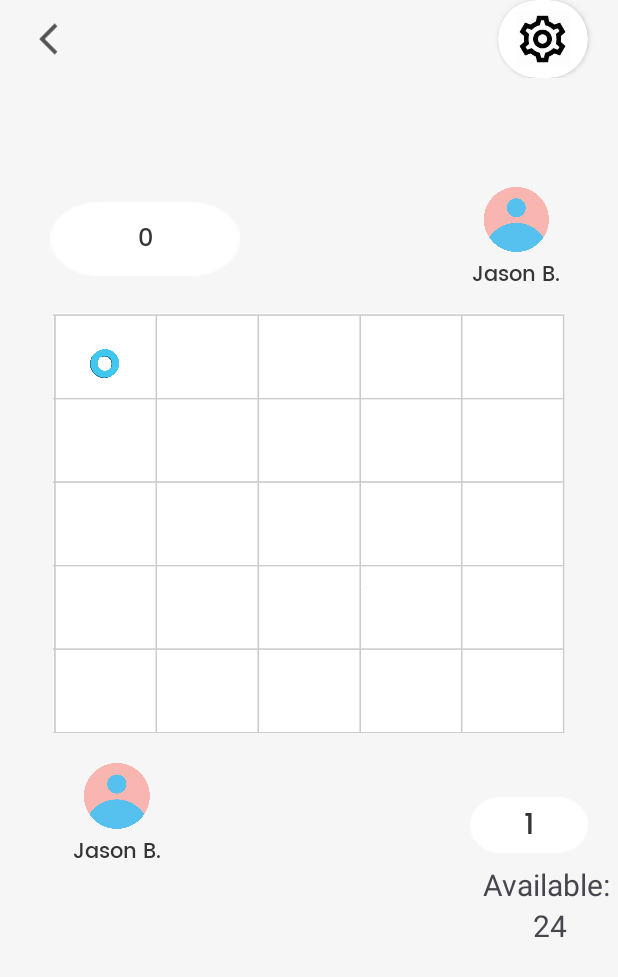
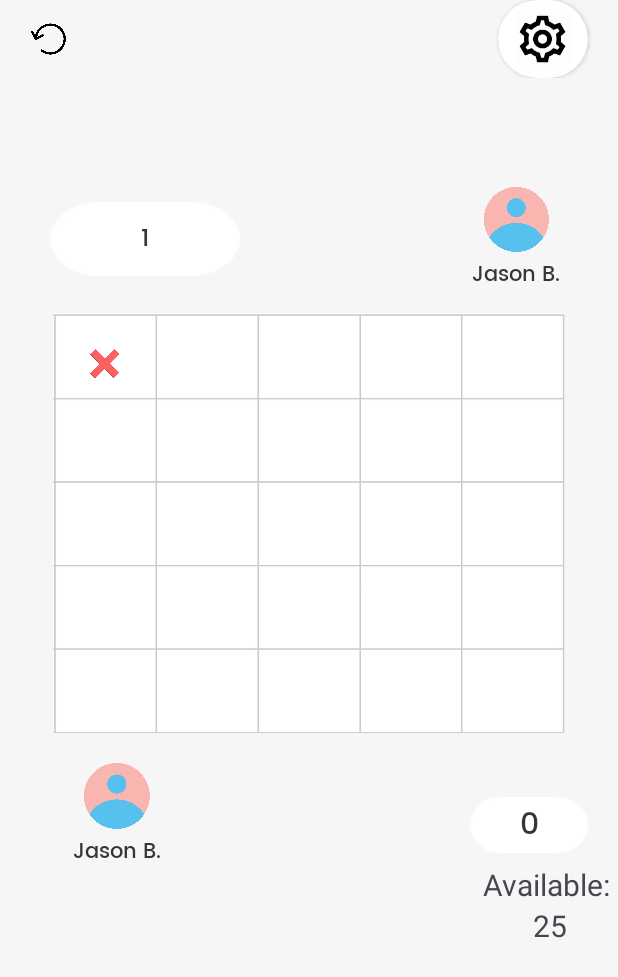
Before and after one commit to Terris711/MAD_Assignment1, an Android app: the BoardGameFragment screen opened directly, with no data from a screen before it, after a tap on an icon or button, on a phone screen of 412 x 824 dp. Shown: the top 977 px of the screen. Run offline under Robolectric (Android 15) with nearby library versions, the phone set to English and light mode, and no system bars; 1 statement that could not run was skipped; 1 other tap on this screen came first.

Commit message:
undo button functionality

```diff
--- a/app/src/main/java/com/example/tictactoe/GameStateViewModel.java
+++ b/app/src/main/java/com/example/tictactoe/GameStateViewModel.java
@@ -9,12 +9,14 @@
 public class GameStateViewModel extends ViewModel {
     final MutableLiveData<Turn[][]> liveBoard = new MediatorLiveData<>();
     final  MutableLiveData<Turn> liveTurn = new MediatorLiveData<>();
-    final MutableLiveData<Boolean> isGameEnded = new MediatorLiveData<>();
+    final MutableLiveData<Status> gameStatus = new MediatorLiveData<>();
     final MutableLiveData<Integer> availableMove = new MediatorLiveData<>();
+
+    final MutableLiveData<Stack<TurnHistory>> moveStack = new MediatorLiveData<>();
 
 
     public GameStateViewModel() {
-
+        moveStack.setValue(new Stack<>());
     }
 
     public TurnDetails play(int boxNumber) {
@@ -24,24 +26,76 @@
         int row = (boxNumber - 1) / colLen;
         int col = (boxNumber - 1) % colLen;
         board[row][col] = turn;
-        Status gameStatus = checkEnd(row,col) ? Status.Finished : Status.ONGOING;
+        Status gameStatus = checkEnd(row,col) ? Status.Finished : Status.ONGOING; // Status finished if game end else status ongoing
+        if (gameStatus == Status.ONGOING && availableMove.getValue() == 0) {
+            gameStatus = Status.DRAW;
+
+        }
         TurnDetails res = new TurnDetails(gameStatus, turn);
-        turn = turn == Turn.X ? Turn.O : Turn.X;
+        swapTurn();
+        liveBoard.setValue(board);
+        moveStack.getValue().add(new TurnHistory(row, col));
+        return res;
+    }
 
-        liveBoard.setValue(board);
+    private void swapTurn() {
+        Turn turn = liveTurn.getValue();
+        turn = (turn == Turn.X) ? Turn.O : Turn.X;
         liveTurn.setValue(turn);
-        return res;
     }
 
     private boolean checkEnd(int row, int col) {
         return
                 checkVertical(row, col) ||
-                        checkHorizontal(row,col);
+                        checkHorizontal(row,col)
+                || checkDiagonal(row, col);
     }
 
     private boolean checkDiagonal(int row, int col) {
+        Turn[][] board = liveBoard.getValue();
+        Turn cur = board[row][col];
+
+        // check main diagonal
+        if (row == col) {
+            if (row - 2 >= 0
+                    && cur == board[row - 1][col - 1]
+                    && cur == board[row - 2][col - 2]) {
+                return true;
+            }
+            if (row + 2 < board.length
+                    && cur == board[row + 1][col + 1]
+                    && cur == board[row + 2][col + 2]) {
+                return true;
+            }
+            if (row > 0 && row < board.length - 1
+                    && cur == board[row - 1][col - 1]
+                    && cur == board[row + 1][col + 1]) {
+                return true;
+            }
+        }
+
+        // check anti-diagonal
+        if (row + col == board.length - 1) {
+            if (row - 2 >= 0
+                    && cur == board[row - 1][col + 1]
+                    && cur == board[row - 2][col + 2]) {
+                return true;
+            }
+            if (row + 2 < board.length
+                    && cur == board[row + 1][col - 1]
+                    && cur == board[row + 2][col - 2]) {
+                return true;
+            }
+            if (row > 0 && row < board.length - 1
+                    && cur == board[row - 1][col + 1]
+                    && cur == board[row + 1][col - 1]) {
+                return true;
+            }
+        }
+
         return false;
     }
+
 
     private boolean checkHorizontal(int row, int col) {
         Turn[][] board = liveBoard.getValue();
@@ -92,6 +146,21 @@
         int cur = availableMove.getValue();
         availableMove.setValue(cur - 1);
     }
+
+    public void restartGame() {
+        int size = liveBoard.getValue().length;
+        liveBoard.setValue(new Turn[size][size]);
+        availableMove.setValue(size * size);
+        gameStatus.setValue(Status.ONGOING);
+    }
+
+    public TurnHistory undo() {
+        TurnHistory turnHistory = moveStack.getValue().pop();
+        liveBoard.getValue()[turnHistory.x][turnHistory.y] = null;
+        swapTurn();
+        availableMove.setValue(availableMove.getValue() + 1);
+        return turnHistory;
+    }
 }
 
 
@@ -102,7 +171,7 @@
 }
 
 enum Status {
-    Finished, ONGOING
+    Finished, ONGOING, DRAW;
 }
 
 enum BoardSize {
--- a/app/src/main/java/com/example/tictactoe/InGameActivity.java
+++ b/app/src/main/java/com/example/tictactoe/InGameActivity.java
@@ -7,15 +7,19 @@
 import androidx.lifecycle.ViewModelProvider;
 
 import android.app.Dialog;
+import android.content.Intent;
 import android.graphics.Color;
 import android.graphics.drawable.ColorDrawable;
 import android.os.Bundle;
+import android.view.View;
+import android.widget.Button;
+import android.widget.ImageView;
 import android.widget.TextView;
 
 
 
 public class InGameActivity extends AppCompatActivity {
-    Fragment gridFragment;
+    BoardGameFragment gridFragment;
     GameStateViewModel liveData;
     @Override
     protected void onCreate(Bundle savedInstanceState) {
@@ -30,6 +34,17 @@
         fragmentManager.beginTransaction().add(R.id.grid_fragment, gridFragment).commit();
         setGameFinishListener();
         setAvailableMoveListener();
+        setUndoListener();
+    }
+
+    private void setUndoListener() {
+        ImageView undoButton = findViewById(R.id.undo_button);
+        undoButton.setOnClickListener(new View.OnClickListener() {
+            @Override
+            public void onClick(View view) {
+                gridFragment.undoMove();
+            }
+        });
     }
 
     private void setAvailableMoveListener() {
@@ -53,19 +68,46 @@
     }
 
     private void setGameFinishListener() {
-        liveData.isGameEnded.observe(this, new Observer<Boolean>() {
+        liveData.gameStatus.observe(this, new Observer<Status>() {
             @Override
-            public void onChanged(Boolean aBoolean) {
-                if (aBoolean) {
-                    Dialog dialog = new Dialog(InGameActivity.this);
+            public void onChanged(Status status) {
+                Dialog dialog = new Dialog(InGameActivity.this);
+
+                if (status == Status.DRAW) {
+                    dialog.setContentView(R.layout.match_draw);
+                } else if (status == Status.Finished) {
                     dialog.setContentView(R.layout.human_win);
-                    dialog.getWindow().setBackgroundDrawable(new ColorDrawable(Color.TRANSPARENT));
-                    dialog.setCanceledOnTouchOutside(false);
-                    dialog.show();
+                } else {
+                    return; // don't show dialog when the game status is ONGOING
                 }
+                dialog.getWindow().setBackgroundDrawable(new ColorDrawable(Color.TRANSPARENT));
+                dialog.setCanceledOnTouchOutside(false);
+                dialog.show();
+                Button quitButton = dialog.findViewById(R.id.quit_button);
+                Button continueButton = dialog.findViewById(R.id.continue_button);
+                continueButton.setOnClickListener(new View.OnClickListener() {
+                    @Override
+                    public void onClick(View view) {
+                        liveData.restartGame();
+                        dialog.cancel();
+                    }
+                });
+
+                quitButton.setOnClickListener(new View.OnClickListener() {
+                    @Override
+                    public void onClick(View view) {
+                        Intent intent = new Intent(getApplicationContext(), BoardChoosingAcitivity.class);
+                        startActivity(intent);
+                    }
+                });
+
+
+
             }
         });
     }
+
+
 
     private void setupGridFragment() {
         BoardSize boardSize =  (BoardSize) getIntent().getExtras().get(BoardChoosingAcitivity.BOARD_SIZE_KEY);
@@ -82,4 +124,6 @@
     }
 
 
+
+
 }
--- /dev/null
+++ b/app/src/main/java/com/example/tictactoe/TurnHistory.java
@@ -0,0 +1,11 @@
+package com.example.tictactoe;
+
+public class TurnHistory {
+    int x;
+    int y;
+
+    public TurnHistory(int x, int y) {
+        this.x = x;
+        this.y = y;
+    }
+}
--- a/app/src/main/res/layout-land/activity_in_game.xml
+++ b/app/src/main/res/layout-land/activity_in_game.xml
@@ -15,18 +15,16 @@
         android:layout_weight="0.75"
         android:orientation="horizontal">
 
-        <View
-            android:layout_width="0dp"
-            android:layout_height="match_parent"
-            android:layout_weight="0.5"></View>
+
 
         <ImageView
-            android:id="@+id/offline_game_back_btn"
+            android:id="@+id/undo_button"
             android:layout_width="0dp"
             android:layout_height="match_parent"
             android:layout_weight="1"
             android:padding="4dp"
-            android:src="@drawable/back_icon"></ImageView>
+            android:layout_marginStart="10dp"
+            android:src="@drawable/undo"></ImageView>
 
         <View
             android:layout_width="0dp"
@@ -74,7 +72,7 @@
             android:orientation="vertical">
 
             <TextView
-                android:id="@+id/player_two_won_txt"
+                android:id="@+id/player_two_count"
                 android:layout_width="73dp"
                 android:layout_height="49dp"
                 android:layout_gravity="center"
@@ -126,7 +124,7 @@
             android:orientation="vertical">
 
             <TextView
-                android:id="@+id/player_one_won_txt"
+                android:id="@+id/player_one_count"
                 android:layout_width="73dp"
                 android:layout_height="49dp"
                 android:layout_gravity="center"
@@ -161,6 +159,26 @@
         </LinearLayout>
 
 
+
+    </LinearLayout>
+    <LinearLayout
+        android:layout_width="wrap_content"
+        android:layout_height="wrap_content"
+        android:orientation="vertical"
+        android:layout_gravity="end"
+        android:gravity="center"
+        >
+        <TextView
+            android:layout_width="wrap_content"
+            android:layout_height="wrap_content"
+            android:textSize="20dp"
+            android:text="Available: "/>
+        <TextView
+            android:id="@+id/available_move"
+            android:layout_width="wrap_content"
+            android:layout_height="wrap_content"
+            android:textSize="20dp"
+            android:text="20"/>
     </LinearLayout>
 
 </LinearLayout>
--- a/app/src/main/res/layout/activity_in_game.xml
+++ b/app/src/main/res/layout/activity_in_game.xml
@@ -21,12 +21,12 @@
             android:layout_weight="0.5"></View>
 
         <ImageView
-            android:id="@+id/offline_game_back_btn"
+            android:id="@+id/undo_button"
             android:layout_width="0dp"
             android:padding="4dp"
             android:layout_height="match_parent"
             android:layout_weight="1"
-            android:src="@drawable/back_icon"></ImageView>
+            android:src="@drawable/undo"></ImageView>
 
         <View
             android:layout_width="0dp"
```
Also changed, not shown: app/src/main/java/com/example/tictactoe/BoardGameFragment.java (+21 -12 lines), app/src/main/res/drawable/undo.png (added).
